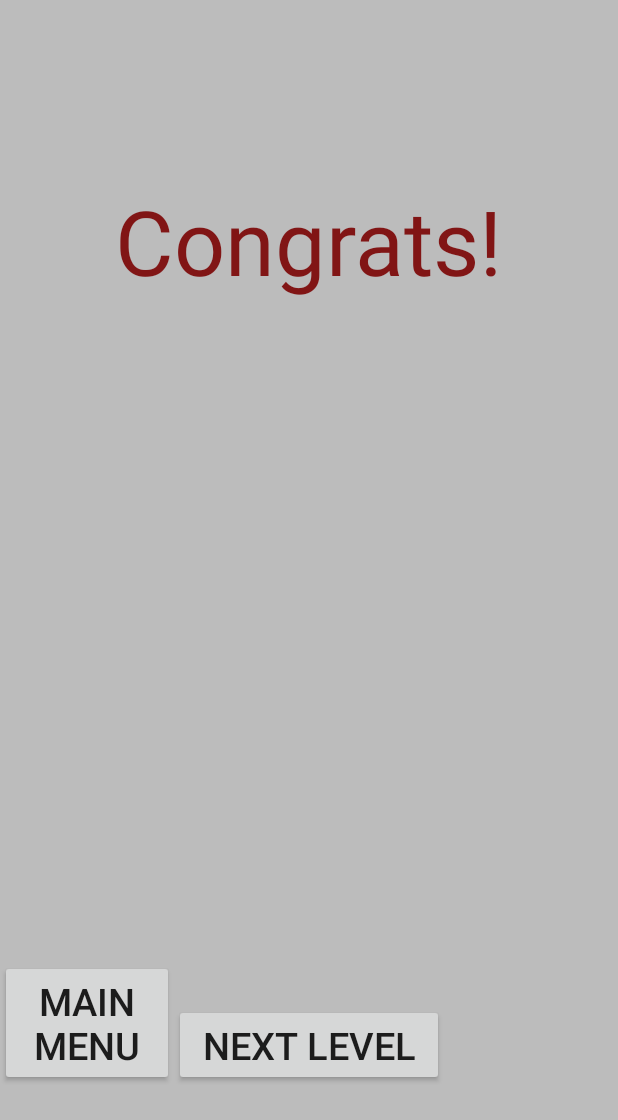
After one commit to KMFSousa/Arcanum, an Android app: the layout victory_menu.xml on its own in the app's theme, with its tools: preview values and no code run, on a phone screen of 412 x 824 dp. The commit adds this screen. Shown: the top 1120 px of the screen. Run offline under Robolectric (Android 15) with nearby library versions, the phone set to English and light mode, and no system bars.

Commit message:
Victory Screen Changes

```diff
--- /dev/null
+++ b/app/src/main/res/layout/victory_menu.xml
@@ -0,0 +1,47 @@
+<?xml version="1.0" encoding="utf-8"?>
+<RelativeLayout xmlns:android="http://schemas.android.com/apk/res/android"
+    android:layout_width="match_parent"
+    android:layout_height="match_parent"
+    android:id="@+id/death_menu">
+
+    <ImageView
+        android:id="@+id/imageView"
+        android:layout_width="match_parent"
+        android:layout_height="match_parent"
+        android:scaleType="fitXY"
+        android:background="#40000000"/>
+
+    <TextView
+        android:id="@+id/textView"
+        android:layout_width="wrap_content"
+        android:layout_height="wrap_content"
+        android:layout_alignParentTop="true"
+        android:layout_centerHorizontal="true"
+        android:layout_marginTop="120dp"
+        android:includeFontPadding="true"
+        android:text="Congrats!"
+        android:textColor="#811515"
+        android:textSize="60sp" />
+
+    <Button
+        android:id="@+id/mainMenuButton"
+        android:layout_width="180dp"
+        android:layout_height="wrap_content"
+        android:layout_alignParentBottom="true"
+        android:layout_toLeftOf="@id/nextLevelButton"
+        android:layout_marginBottom="100dp"
+        android:textSize="25sp"
+        android:text="Main Menu" />
+
+<!-- TODO: Display next level, and remove button if final level. Maybe update text too -->
+    <Button
+        android:id="@+id/nextLevelButton"
+        android:layout_width="180dp"
+        android:layout_height="wrap_content"
+        android:layout_alignParentBottom="true"
+        android:layout_marginBottom="100dp"
+        android:text="Next Level"
+        android:textSize="25sp"
+        android:layout_centerHorizontal="true" />
+
+</RelativeLayout>
```
Also changed, not shown: app/src/main/java/org/o7planning/android2dgame/Character.java (+31 -13 lines), app/src/main/java/org/o7planning/android2dgame/MainActivity.java (+21 -1 lines).
